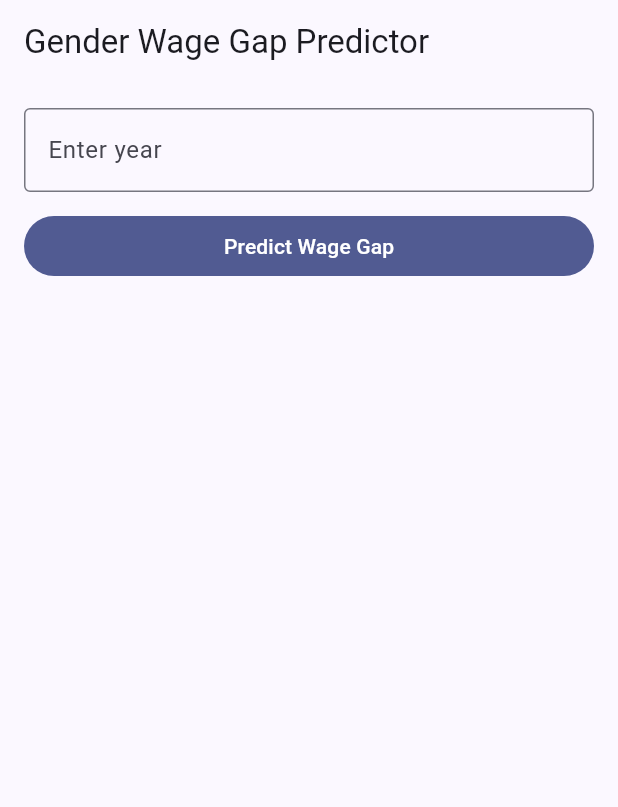
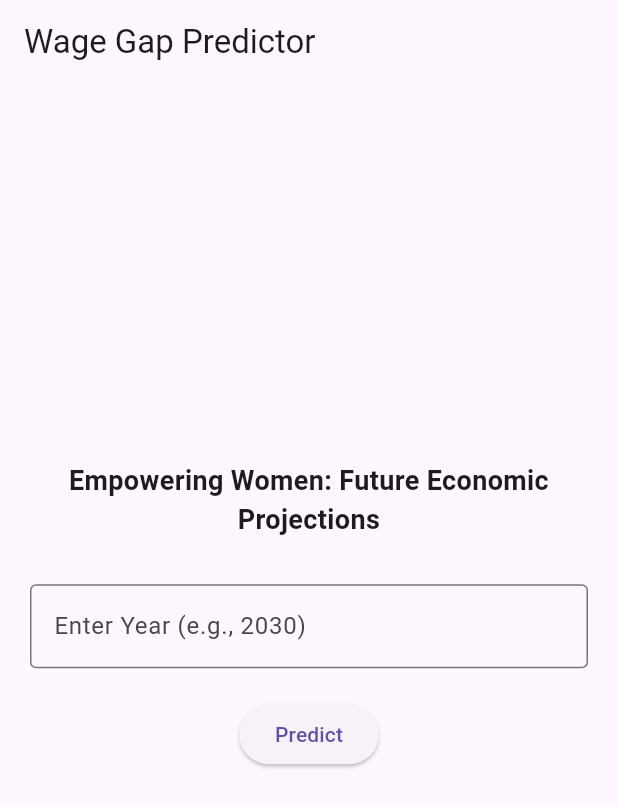
Before and after one commit to Munana122/linear_regression_model, a Flutter app: the screen it shows after launch, on a phone screen of 412 x 824 dp. Shown: the top 807 px of the screen. Run offline on Flutter 3.47's test engine with Material 3 defaults, Android fonts, the phone set to English and light mode, and no system bars.

Commit message:
finishing up

```diff
--- a/summative/FlutterApp/lib/main.dart
+++ b/summative/FlutterApp/lib/main.dart
@@ -1,21 +1,19 @@
+import 'package:flutter/material.dart';
+import 'package:http/http.dart' as http;
 import 'dart:convert';
 
-import 'package:flutter/material.dart';
-import 'package:http/http.dart' as http;
-
 void main() {
-  runApp(const WageGapApp());
+  runApp(const GenderGapApp());
 }
 
-class WageGapApp extends StatelessWidget {
-  const WageGapApp({super.key});
+class GenderGapApp extends StatelessWidget {
+  const GenderGapApp({super.key});
 
   @override
   Widget build(BuildContext context) {
     return MaterialApp(
-      title: 'Wage Gap Predictor',
       debugShowCheckedModeBanner: false,
-      theme: ThemeData(colorSchemeSeed: Colors.indigo, useMaterial3: true),
+      theme: ThemeData(primarySwatch: Colors.deepPurple),
       home: const PredictionScreen(),
     );
   }
@@ -30,96 +28,86 @@ class PredictionScreen extends StatefulWidget {
 
 class _PredictionScreenState extends State<PredictionScreen> {
   final TextEditingController _yearController = TextEditingController();
-  String _resultText = '';
-  bool _loading = false;
+  String _result = "";
+  bool _isLoading = false;
 
-  static const String _apiUrl = 'http://10.0.2.2:8000/predict';
+  // Replace with your actual Render URL
+  final String apiUrl = "https://linear-regression-model-fz89.onrender.com/predict";
 
-  Future<void> _predict() async {
-    final input = _yearController.text.trim();
-    final year = int.tryParse(input);
-
-    if (year == null) {
-      setState(() {
-        _resultText = 'Please enter a valid year.';
-      });
-      return;
-    }
+  Future<void> getPrediction() async {
+    if (_yearController.text.isEmpty) return;
 
     setState(() {
-      _loading = true;
-      _resultText = '';
+      _isLoading = true;
+      _result = "";
     });
 
     try {
       final response = await http.post(
-        Uri.parse(_apiUrl),
-        headers: {'Content-Type': 'application/json'},
-        body: jsonEncode({'year': year}),
+        Uri.parse(apiUrl),
+        headers: {"Content-Type": "application/json"},
+        body: jsonEncode({"year": int.parse(_yearController.text)}),
       );
 
       if (response.statusCode == 200) {
-        final decoded = jsonDecode(response.body) as Map<String, dynamic>;
-        final result = decoded['predicted_gap_percentage'];
+        final data = jsonDecode(response.body);
         setState(() {
-          _resultText =
-              'In $year, the predicted wage gap is $result%.';
+          _result = "Predicted Wage Gap: ${data['predicted_gap_percentage']}%";
         });
       } else {
         setState(() {
-          _resultText =
-              'Prediction failed. Server responded with ${response.statusCode}.';
+          _result = "Error: Could not get prediction.";
         });
       }
-    } catch (_) {
+    } catch (e) {
       setState(() {
-        _resultText = 'Could not connect to the API.';
+        _result = "Connection Error. Check if API is live!";
       });
     } finally {
       setState(() {
-        _loading = false;
+        _isLoading = false;
       });
     }
   }
 
   @override
-  void dispose() {
-    _yearController.dispose();
-    super.dispose();
-  }
-
-  @override
   Widget build(BuildContext context) {
     return Scaffold(
-      appBar: AppBar(title: const Text('Gender Wage Gap Predictor')),
+      appBar: AppBar(title: const Text("Wage Gap Predictor")),
       body: Padding(
-        padding: const EdgeInsets.all(16),
+        padding: const EdgeInsets.all(20.0),
         child: Column(
-          crossAxisAlignment: CrossAxisAlignment.stretch,
+          mainAxisAlignment: MainAxisAlignment.center,
           children: [
+            const Text(
+              "Empowering Women: Future Economic Projections",
+              style: TextStyle(fontSize: 18, fontWeight: FontWeight.bold),
+              textAlign: TextAlign.center,
+            ),
+            const SizedBox(height: 30),
+            // Requirement: TextField for input
             TextField(
               controller: _yearController,
               keyboardType: TextInputType.number,
               decoration: const InputDecoration(
-                labelText: 'Enter year',
                 border: OutlineInputBorder(),
+                labelText: "Enter Year (e.g., 2030)",
               ),
             ),
-            const SizedBox(height: 12),
-            FilledButton(
-              onPressed: _loading ? null : _predict,
-              child: _loading
-                  ? const SizedBox(
-                      height: 20,
-                      width: 20,
-                      child: CircularProgressIndicator(strokeWidth: 2),
-                    )
-                  : const Text('Predict Wage Gap'),
+            const SizedBox(height: 20),
+            // Requirement: Button with text 'Predict'
+            ElevatedButton(
+              onPressed: _isLoading ? null : getPrediction,
+              child: _isLoading
+                  ? const CircularProgressIndicator(color: Colors.white)
+                  : const Text("Predict"),
             ),
-            const SizedBox(height: 16),
+            const SizedBox(height: 30),
+            // Requirement: Display area for result
             Text(
-              _resultText,
-              style: Theme.of(context).textTheme.titleMedium,
+              _result,
+              style: const TextStyle(fontSize: 20, color: Colors.blueAccent, fontWeight: FontWeight.w600),
+              textAlign: TextAlign.center,
             ),
           ],
         ),
```
Also changed, not shown: 17 other files.
